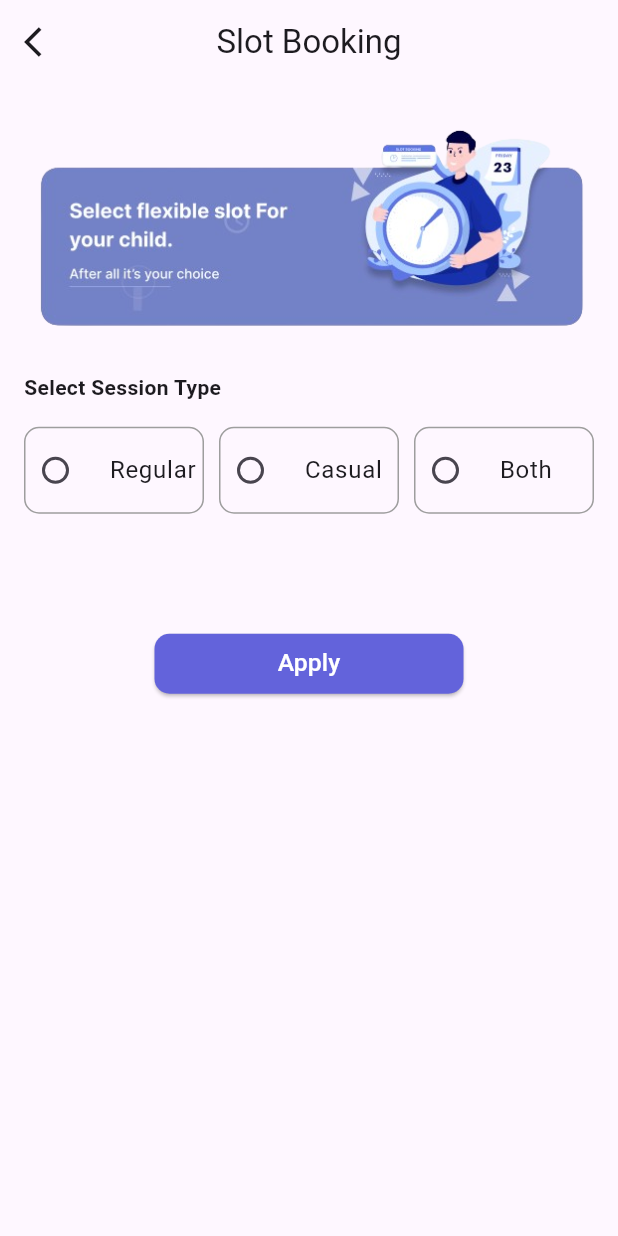
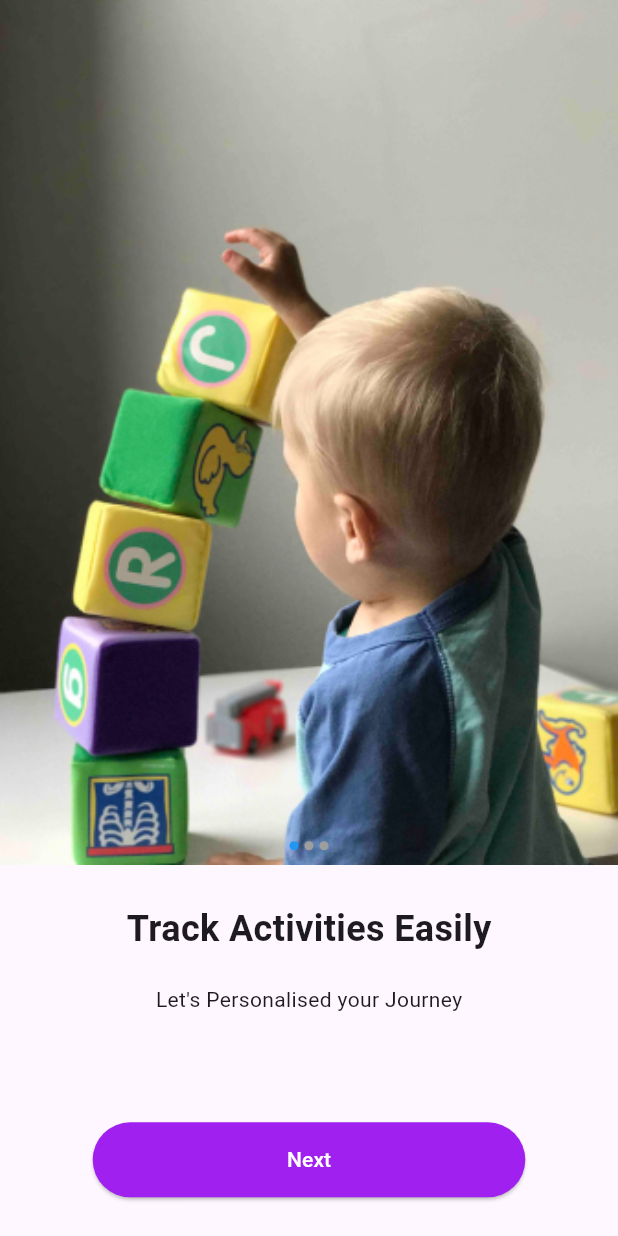
Before and after one commit to Pushpendra1001/child_care, a Flutter app: the screen it shows after launch, on a phone screen of 412 x 824 dp. Run offline on Flutter 3.47's test engine with Material 3 defaults, Android fonts, the phone set to English and light mode, and no system bars; drawn by our look-alikes of flutter_image_slideshow; our stand-ins replace cached_network_image, flutter_svg, photo_view, table_calendar; missing offline and left inert: circle_progress_bar.

Commit message:
create login page , starterpage , fix errors and update

```diff
--- a/lib/main.dart
+++ b/lib/main.dart
@@ -1,9 +1,6 @@
-import 'package:child_care/views/screens/callender_attendence.dart';
-import 'package:child_care/views/screens/child_today_update_page.dart';
-import 'package:child_care/views/screens/homepage.dart';
-import 'package:child_care/views/screens/leave_request.dart';
-import 'package:child_care/views/screens/slot_booking.dart';
-import 'package:child_care/views/screens/students_attendence.dart';
+import 'package:child_care/views/screens/photogallery/image_gallery_screen.dart';
+import 'package:child_care/views/screens/loginScreens/intro1.dart';
+import 'package:child_care/views/screens/loginScreens/signIn_page.dart';
 import 'package:flutter/material.dart';
 
 void main() {
@@ -15,9 +12,9 @@ class MyApp extends StatelessWidget {
 
   @override
   Widget build(BuildContext context) {
-    return const MaterialApp(
+    return MaterialApp(
       debugShowCheckedModeBanner: false,
-      home: slotBooking(),
+      home: IntroPage1(),
     );
   }
 }
--- a/lib/views/common/student_list_card.dart
+++ b/lib/views/common/student_list_card.dart
@@ -1,4 +1,5 @@
 import 'package:child_care/views/screens/callender_attendence.dart';
+import 'package:child_care/views/screens/child_today_update_page.dart';
 import 'package:circle_progress_bar/circle_progress_bar.dart';
 import 'package:flutter/material.dart';
 
@@ -102,7 +103,7 @@ class student_list_item extends StatelessWidget {
                           Navigator.push(
                               context,
                               MaterialPageRoute(
-                                builder: (context) => const AttendencePage(),
+                                builder: (context) => const StudentUpdates(),
                               ));
                         },
                         child: Row(
--- /dev/null
+++ b/lib/views/screens/loginScreens/intro1.dart
@@ -0,0 +1,88 @@
+import 'package:child_care/views/screens/loginScreens/signIn_page.dart';
+import 'package:flutter/material.dart';
+import 'package:flutter_image_slideshow/flutter_image_slideshow.dart';
+
+class IntroPage1 extends StatelessWidget {
+  const IntroPage1({super.key});
+
+  @override
+  Widget build(BuildContext context) {
+    return Scaffold(
+      body: Column(
+        children: [
+          ImageSlideshow(
+            height: MediaQuery.of(context).size.height * 0.7,
+            indicatorColor: Colors.blue,
+            onPageChanged: (value) {
+              debugPrint('Page changed: $value');
+            },
+            autoPlayInterval: 3000,
+            isLoop: true,
+            children: [
+              Image.asset(
+                'assets/images/introbg1.png',
+                fit: BoxFit.cover,
+              ),
+              Image.asset(
+                'assets/images/introbg2.png',
+                fit: BoxFit.cover,
+              ),
+              Image.asset(
+                'assets/images/introbg3.png',
+                fit: BoxFit.cover,
+              ),
+            ],
+          ),
+          Container(
+            height: MediaQuery.of(context).size.height * 0.3,
+            child: Column(
+              crossAxisAlignment: CrossAxisAlignment.center,
+              mainAxisAlignment: MainAxisAlignment.spaceEvenly,
+              children: [
+                Column(
+                  children: [
+                    Text("Track Activities Easily",
+                        style: TextStyle(
+                          fontSize: 24,
+                          fontWeight: FontWeight.bold,
+                        )),
+                    SizedBox(
+                      height: 20,
+                    ),
+                    Text(
+                      "Let's Personalised your Journey",
+                    ),
+                  ],
+                ),
+                SizedBox(height: 20),
+                FractionallySizedBox(
+                  widthFactor: 0.7,
+                  child: ElevatedButton(
+                    onPressed: () {
+                      Navigator.pushReplacement(
+                          context,
+                          MaterialPageRoute(
+                            builder: (context) => LoginPage(),
+                          ));
+                    },
+                    child: Text(
+                      'Next',
+                      style: TextStyle(color: Colors.white),
+                    ),
+                    style: ElevatedButton.styleFrom(
+                      backgroundColor: Color(0xffA020F0),
+                      minimumSize: Size(double.infinity, 50),
+                      shape: RoundedRectangleBorder(
+                        borderRadius: BorderRadius.circular(30),
+                      ),
+                    ),
+                  ),
+                ),
+              ],
+            ),
+          )
+        ],
+      ),
+    );
+  }
+}
--- a/pubspec.yaml
+++ b/pubspec.yaml
@@ -39,6 +39,9 @@ dependencies:
   flutter_svg: ^2.0.9
   date_format: ^2.0.7
   intl: ^0.19.0
+  photo_view: ^0.14.0
+  cached_network_image: ^3.3.1
+  flutter_image_slideshow: ^0.1.6
 
 
 dev_dependencies:
```
Also changed, not shown: lib/views/screens/homepage.dart (+32 -7 lines), lib/views/screens/loginScreens/signIn_page.dart (added, +118 -0 lines), lib/views/screens/photogallery/gallery_homepage.dart (added, +64 -0 lines), lib/views/screens/photogallery/image_gallery_screen.dart (added, +81 -0 lines), lib/views/screens/photogallery/image_view_page.dart (added, +44 -0 lines), assets/images/introbg1.png (added), assets/images/introbg2.png (added), assets/images/introbg3.png (added), assets/images/loginhomepagebg.png (added), pubspec.lock, 1 other file.
